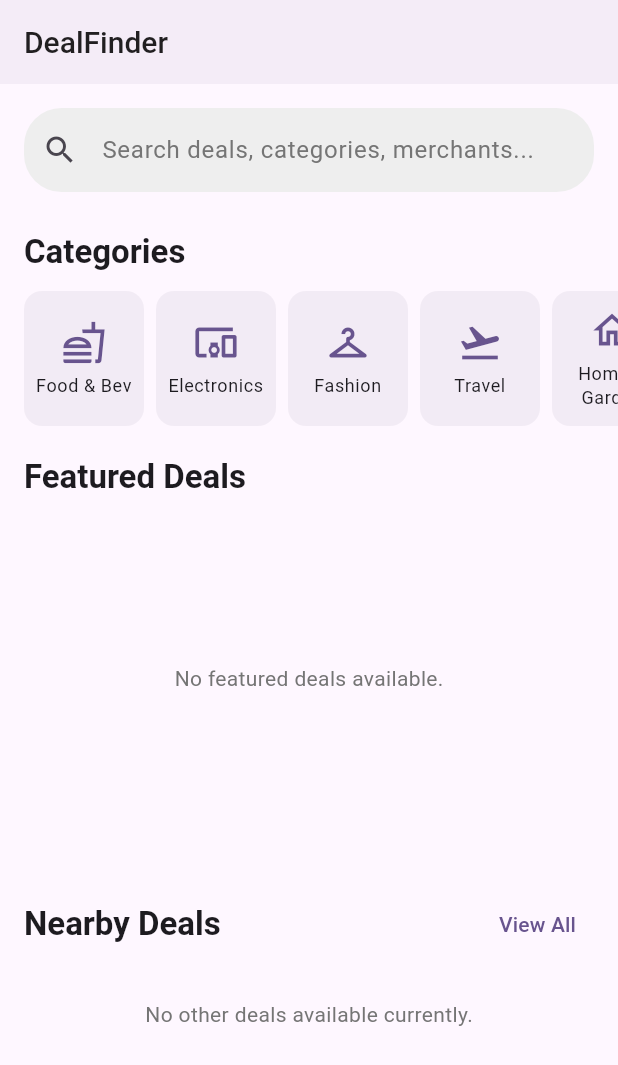
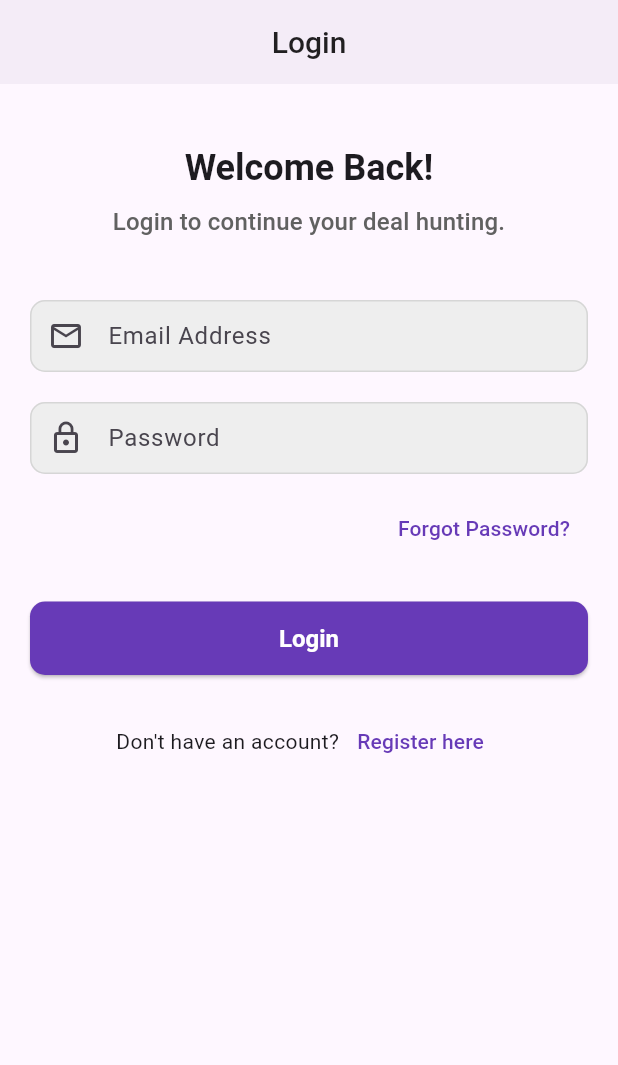
Before and after one commit to deepalweb/DealFinder, a Flutter app: the screen it shows after launch, on a phone screen of 412 x 824 dp. Shown: the top 1065 px of the screen. Run offline on Flutter 3.47's test engine with Material 3 defaults, Android fonts, the phone set to English and light mode, and no system bars; our stand-ins replace shared_preferences, shimmer.

Commit message:
feat: Implement initial LoginScreen for mobile app
- Create LoginScreen UI with email, password, and login button.
- Implement login logic via ApiService to authenticate.
- Store user token in shared_preferences on success.
- Navigate to HomeScreen post-login.
- Set LoginScreen as initial app route.
- Apply global styling for inputs & buttons.

```diff
--- a/mobile_app/lib/main.dart
+++ b/mobile_app/lib/main.dart
@@ -1,6 +1,7 @@
 import 'package:flutter/material.dart';
 // import 'src/screens/deals_list_screen.dart'; // No longer the primary home
-import 'src/screens/home_screen.dart'; // Import the new HomeScreen
+// import 'src/screens/home_screen.dart'; // HomeScreen will be navigated to after login
+import 'src/screens/login_screen.dart'; // Import the LoginScreen
 
 void main() {
   runApp(const MyApp());
@@ -32,21 +33,43 @@ class MyApp extends StatelessWidget {
             borderRadius: BorderRadius.circular(12.0), // More rounded cards
           ),
         ),
-        inputDecorationTheme: InputDecorationTheme( // Theme for TextField on HomeScreen
+        inputDecorationTheme: InputDecorationTheme( // Theme for TextField on HomeScreen and LoginScreen
           filled: true,
-          fillColor: Colors.grey[200],
+          fillColor: Colors.grey[200], // Default fill color for text fields
            border: OutlineInputBorder(
-            borderRadius: BorderRadius.circular(25.0),
-            borderSide: BorderSide.none,
+            borderRadius: BorderRadius.circular(10.0), // Standardized border radius
+            borderSide: BorderSide.none, // No border by default for a cleaner look
+          ),
+           enabledBorder: OutlineInputBorder( // Border when enabled but not focused
+            borderRadius: BorderRadius.circular(10.0),
+            borderSide: BorderSide(color: Colors.grey[350]!), // Light grey border
           ),
            focusedBorder: OutlineInputBorder( // Border when TextField is focused
-            borderRadius: BorderRadius.circular(25.0),
+            borderRadius: BorderRadius.circular(10.0),
             borderSide: BorderSide(color: Colors.deepPurple, width: 1.5),
           ),
           hintStyle: TextStyle(color: Colors.grey[600]),
+          // Apply some padding within the text field
+          contentPadding: const EdgeInsets.symmetric(horizontal: 16.0, vertical: 12.0),
+        ),
+        elevatedButtonTheme: ElevatedButtonThemeData(
+          style: ElevatedButton.styleFrom(
+            backgroundColor: Colors.deepPurple, // Button background color
+            foregroundColor: Colors.white, // Button text/icon color
+            shape: RoundedRectangleBorder(
+              borderRadius: BorderRadius.circular(10.0),
+            ),
+            padding: const EdgeInsets.symmetric(horizontal: 20, vertical: 12),
+            textStyle: const TextStyle(fontSize: 16, fontWeight: FontWeight.bold)
+          ),
+        ),
+        textButtonTheme: TextButtonThemeData(
+          style: TextButton.styleFrom(
+            foregroundColor: Colors.deepPurple, // Text color for TextButtons
+          )
         )
       ),
-      home: const HomeScreen(), // Set HomeScreen as the new home screen
+      home: const LoginScreen(), // Set LoginScreen as the initial screen
     );
   }
 }
--- /dev/null
+++ b/mobile_app/lib/src/screens/login_screen.dart
@@ -0,0 +1,216 @@
+import 'package:flutter/material.dart';
+import 'package:shared_preferences/shared_preferences.dart';
+import '../services/api_service.dart';
+import 'home_screen.dart'; // For navigation after login
+
+class LoginScreen extends StatefulWidget {
+  const LoginScreen({super.key});
+
+  @override
+  State<LoginScreen> createState() => _LoginScreenState();
+}
+
+class _LoginScreenState extends State<LoginScreen> {
+  final _formKey = GlobalKey<FormState>();
+  final _emailController = TextEditingController();
+  final _passwordController = TextEditingController();
+  final ApiService _apiService = ApiService();
+  bool _isLoading = false;
+  String? _errorMessage;
+
+  @override
+  void dispose() {
+    _emailController.dispose();
+    _passwordController.dispose();
+    super.dispose();
+  }
+
+  Future<void> _login() async {
+    if (_formKey.currentState!.validate()) {
+      setState(() {
+        _isLoading = true;
+        _errorMessage = null;
+      });
+
+      try {
+        final response = await _apiService.loginUser(
+          _emailController.text,
+          _passwordController.text,
+        );
+
+        // Assuming the token is returned in the response map under the key 'token'
+        // And user details are also in the response map.
+        final String? token = response['token'] as String?;
+        // final Map<String, dynamic>? user = response['user'] as Map<String, dynamic>?; // Or however user data is structured
+
+        if (token != null) {
+          // Store the token
+          final prefs = await SharedPreferences.getInstance();
+          await prefs.setString('userToken', token);
+          // Optionally store other user info if needed globally, or manage via a state management solution
+          // await prefs.setString('userName', response['name'] as String? ?? 'User');
+          // await prefs.setString('userEmail', response['email'] as String? ?? '');
+          // await prefs.setString('userRole', response['role'] as String? ?? 'user');
+
+
+          if (mounted) {
+            ScaffoldMessenger.of(context).showSnackBar(
+              const SnackBar(content: Text('Login Successful!'), backgroundColor: Colors.green),
+            );
+            // Navigate to HomeScreen
+            Navigator.of(context).pushReplacement(
+              MaterialPageRoute(builder: (context) => const HomeScreen()),
+            );
+          }
+        } else {
+          throw Exception('Token not found in response');
+        }
+      } catch (e) {
+        if (mounted) {
+          setState(() {
+            _errorMessage = e.toString().replaceFirst('Exception: ', '');
+          });
+        }
+      } finally {
+        if (mounted) {
+          setState(() {
+            _isLoading = false;
+          });
+        }
+      }
+    }
+  }
+
+  @override
+  Widget build(BuildContext context) {
+    return Scaffold(
+      appBar: AppBar(
+        title: const Text('Login'),
+        centerTitle: true,
+      ),
+      body: SingleChildScrollView(
+        padding: const EdgeInsets.all(20.0),
+        child: Form(
+          key: _formKey,
+          child: Column(
+            crossAxisAlignment: CrossAxisAlignment.stretch,
+            children: <Widget>[
+              const SizedBox(height: 20),
+              Text(
+                'Welcome Back!',
+                textAlign: TextAlign.center,
+                style: Theme.of(context).textTheme.headlineSmall?.copyWith(fontWeight: FontWeight.bold),
+              ),
+              const SizedBox(height: 8),
+              Text(
+                'Login to continue your deal hunting.',
+                textAlign: TextAlign.center,
+                style: Theme.of(context).textTheme.titleMedium?.copyWith(color: Colors.grey[700]),
+              ),
+              const SizedBox(height: 40),
+
+              // Email Field
+              TextFormField(
+                controller: _emailController,
+                decoration: const InputDecoration(
+                  labelText: 'Email Address',
+                  prefixIcon: Icon(Icons.email_outlined),
+                  border: OutlineInputBorder(),
+                ),
+                keyboardType: TextInputType.emailAddress,
+                validator: (value) {
+                  if (value == null || value.isEmpty) {
+                    return 'Please enter your email';
+                  }
+                  if (!RegExp(r"^[a-zA-Z0-9.]+@[a-zA-Z0-9]+\.[a-zA-Z]+").hasMatch(value)) {
+                    return 'Please enter a valid email';
+                  }
+                  return null;
+                },
+              ),
+              const SizedBox(height: 20),
+
+              // Password Field
+              TextFormField(
+                controller: _passwordController,
+                decoration: const InputDecoration(
+                  labelText: 'Password',
+                  prefixIcon: Icon(Icons.lock_outline),
+                  border: OutlineInputBorder(),
+                  // TODO: Add suffix icon for password visibility toggle
+                ),
+                obscureText: true,
+                validator: (value) {
+                  if (value == null || value.isEmpty) {
+                    return 'Please enter your password';
+                  }
+                  // Optional: Add more password validation rules (length, etc.)
+                  return null;
+                },
+              ),
+              const SizedBox(height: 12),
+
+              // Forgot Password Link
+              Align(
+                alignment: Alignment.centerRight,
+                child: TextButton(
+                  onPressed: () {
+                    // TODO: Navigate to Forgot Password screen
+                    ScaffoldMessenger.of(context).showSnackBar(
+                      const SnackBar(content: Text('Forgot Password tapped. (Not implemented yet)')),
+                    );
+                  },
+                  child: const Text('Forgot Password?'),
+                ),
+              ),
+              const SizedBox(height: 25),
+
+              // Login Button
+              _isLoading
+                  ? const Center(child: CircularProgressIndicator())
+                  : ElevatedButton(
+                      style: ElevatedButton.styleFrom(
+                        padding: const EdgeInsets.symmetric(vertical: 15),
+                        textStyle: const TextStyle(fontSize: 16, fontWeight: FontWeight.bold),
+                      ),
+                      onPressed: _login,
+                      child: const Text('Login'),
+                    ),
+              const SizedBox(height: 20),
+
+              // Error Message Display
+              if (_errorMessage != null)
+                Padding(
+                  padding: const EdgeInsets.only(bottom: 20.0),
+                  child: Text(
+                    _errorMessage!,
+                    style: TextStyle(color: Theme.of(context).colorScheme.error, fontSize: 14),
+                    textAlign: TextAlign.center,
+                  ),
+                ),
+
+              // Register Link
+              Row(
+                mainAxisAlignment: MainAxisAlignment.center,
+                children: <Widget>[
+                  const Text("Don't have an account?"),
+                  TextButton(
+                    onPressed: () {
+                      // TODO: Navigate to Register screen
+                      ScaffoldMessenger.of(context).showSnackBar(
+                        const SnackBar(content: Text('Register here tapped. (Not implemented yet)')),
+                      );
+                    },
+                    child: const Text('Register here'),
+                  ),
+                ],
+              ),
+              const SizedBox(height: 20),
+               // TODO: Add "Login as Demo" button if desired for mobile
+            ],
+          ),
+        ),
+      ),
+    );
+  }
+}
--- a/mobile_app/lib/src/services/api_service.dart
+++ b/mobile_app/lib/src/services/api_service.dart
@@ -1,23 +1,52 @@
 import 'dart:convert';
 import 'package:http/http.dart' as http;
 import '../models/promotion.dart'; // Placeholder for Promotion model
+// TODO: Potentially create a User model if not already planned
+// import '../models/user.dart';
 
 class ApiService {
   // Using the production Azure URL as discussed.
   static const String _baseUrl = 'https://dealfinder-h0hnh3emahabaahw.southindia-01.azurewebsites.net/api/';
+  // For local development, you might use:
+  // static const String _baseUrl = 'http://10.0.2.2:3001/api/'; // Android emulator
+  // static const String _baseUrl = 'http://localhost:3001/api/'; // iOS simulator/desktop
 
   Future<List<Promotion>> fetchPromotions() async {
     final response = await http.get(Uri.parse('${_baseUrl}promotions'));
 
     if (response.statusCode == 200) {
-      // If the server returns a 200 OK response, parse the JSON.
       List<dynamic> body = jsonDecode(response.body);
       List<Promotion> promotions = body.map((dynamic item) => Promotion.fromJson(item)).toList();
       return promotions;
     } else {
-      // If the server did not return a 200 OK response,
-      // then throw an exception.
-      throw Exception('Failed to load promotions. Status code: ${response.statusCode}');
+      throw Exception('Failed to load promotions. Status code: ${response.statusCode}, Body: ${response.body}');
+    }
+  }
+
+  Future<Map<String, dynamic>> loginUser(String email, String password) async {
+    final response = await http.post(
+      Uri.parse('${_baseUrl}users/login'),
+      headers: <String, String>{
+        'Content-Type': 'application/json; charset=UTF-8',
+      },
+      body: jsonEncode(<String, String>{
+        'email': email,
+        'password': password,
+      }),
+    );
+
+    if (response.statusCode == 200) {
+      // If the server returns a 200 OK response, parse the JSON.
+      // The backend returns the user object and tokens.
+      return jsonDecode(response.body) as Map<String, dynamic>;
+    } else if (response.statusCode == 400 || response.statusCode == 401) {
+      // Specific error for invalid credentials or bad request
+      final errorBody = jsonDecode(response.body);
+      throw Exception(errorBody['message'] ?? 'Invalid email or password.');
+    }
+    else {
+      // For other errors, throw a generic exception.
+      throw Exception('Failed to login. Status code: ${response.statusCode}, Body: ${response.body}');
     }
   }
 }
--- a/mobile_app/pubspec.yaml
+++ b/mobile_app/pubspec.yaml
@@ -14,6 +14,7 @@ dependencies:
   http: ^1.1.0 # For making HTTP requests
   intl: ^0.18.1 # For date formatting
   shimmer: ^3.0.0 # For shimmer loading effect
+  shared_preferences: ^2.2.2 # For storing token
   cupertino_icons: ^1.0.2 # Standard iOS icons
 
 dev_dependencies:
```
